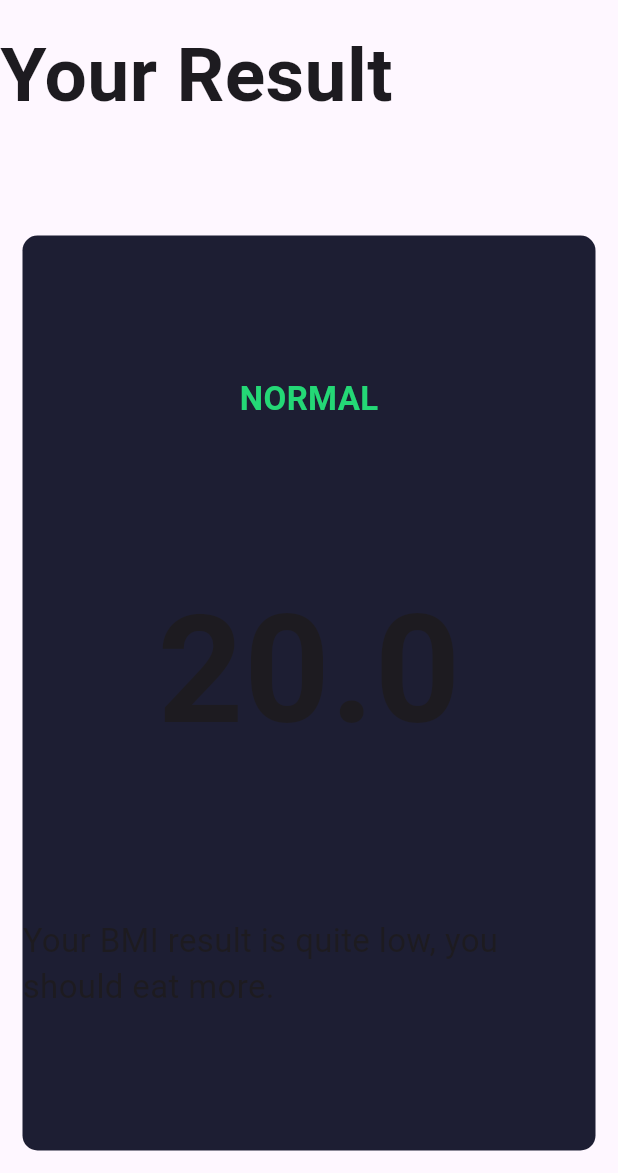
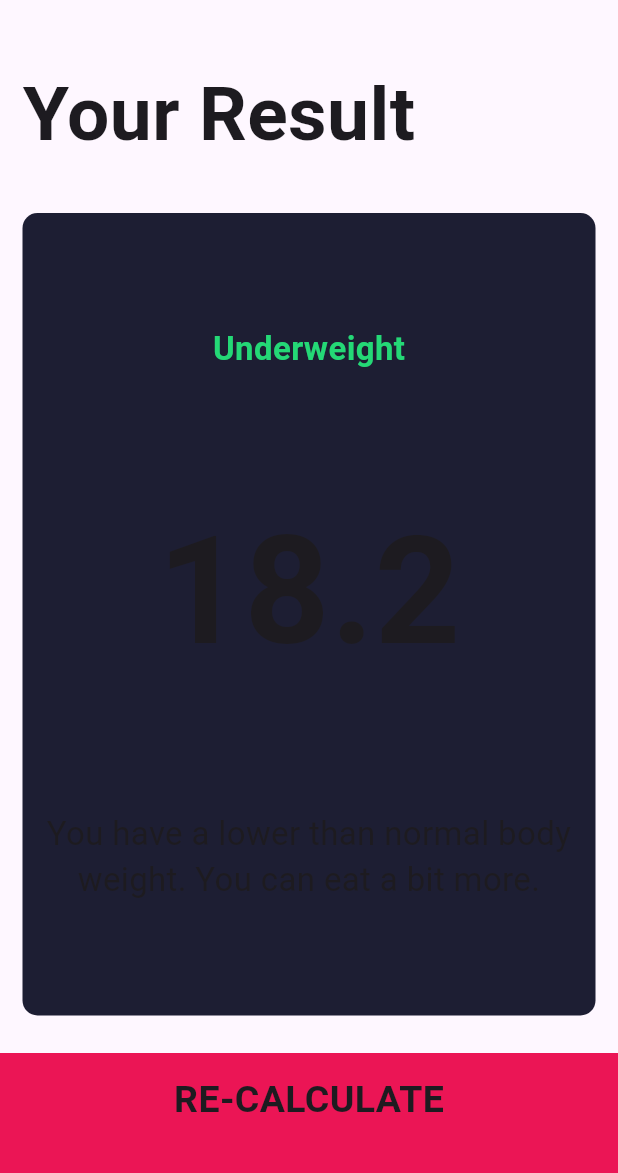
Before and after one commit to ktogre/AndriodStudioProjects, a Flutter app: the InputPage screen opened directly, after a tap on "CALCULATE", on a phone screen of 412 x 824 dp, the part 63-1236 px from its top. Run offline on Flutter 3.47's test engine with Material 3 defaults, Android fonts, the light colour scheme and no system bars; our stand-ins replace font_awesome_flutter, just_audio, rflutter_alert.

Commit message:
file updates

```diff
--- /dev/null
+++ b/Flutter Course/bmi_calculator/lib/calculator_brain.dart
@@ -0,0 +1,34 @@
+import 'dart:math';
+
+class CalculatorBrain {
+  CalculatorBrain({required this.height, required this.weight})
+    : _bmi = weight / pow(height / 100, 2);
+
+  final int height;
+  final int weight;
+  final double _bmi;
+
+  String calculateBMI() {
+    return _bmi.toStringAsFixed(1);
+  }
+
+  String getResult() {
+    if (_bmi > 25) {
+      return 'Overweight';
+    } else if (_bmi > 18.5) {
+      return 'Normal';
+    } else {
+      return 'Underweight';
+    }
+  }
+
+  String getInterpretation() {
+    if (_bmi > 25) {
+      return 'You have a higher than normal body weight. Try to exercise more.';
+    } else if (_bmi > 18.5) {
+      return 'You have a normal body weight. Good job!';
+    } else {
+      return 'You have a lower than normal body weight. You can eat a bit more.';
+    }
+  }
+}
--- /dev/null
+++ b/Flutter Course/bmi_calculator/lib/components/bottom_button.dart
@@ -0,0 +1,28 @@
+import 'package:flutter/material.dart';
+import '../constants.dart';
+
+class BottomButton extends StatelessWidget {
+  const BottomButton({
+    super.key,
+    required this.onTap,
+    required this.buttonTitle,
+  });
+
+  final GestureTapCallback onTap;
+  final String buttonTitle;
+
+  @override
+  Widget build(BuildContext context) {
+    return GestureDetector(
+      onTap: onTap,
+      child: Container(
+        color: kBottomContainerColour,
+        margin: EdgeInsets.only(top: 10.0),
+        padding: EdgeInsets.only(bottom: 18.0),
+        width: double.infinity,
+        height: kBottomContainerHeight,
+        child: Center(child: Text(buttonTitle, style: kLargeButtonTextStyle)),
+      ),
+    );
+  }
+}
--- a/Flutter Course/bmi_calculator/lib/reusable_card_details.dart
+++ b/Flutter Course/bmi_calculator/lib/components/reusable_card_details.dart
@@ -1,5 +1,5 @@
 import 'package:flutter/material.dart';
-import 'constants.dart';
+import '../constants.dart';
 
 class ReusableCardDetails extends StatelessWidget {
   const ReusableCardDetails({
--- /dev/null
+++ b/Flutter Course/bmi_calculator/lib/components/round_icon_button.dart
@@ -0,0 +1,23 @@
+import 'package:flutter/material.dart';
+
+class RoundIconButton extends StatelessWidget {
+  const RoundIconButton({
+    super.key,
+    required this.icon,
+    required this.onPressed,
+  });
+
+  final IconData icon;
+  final VoidCallback onPressed;
+  @override
+  Widget build(BuildContext context) {
+    return RawMaterialButton(
+      onPressed: onPressed,
+      elevation: 0.0,
+      constraints: BoxConstraints.tightFor(width: 56.0, height: 56.0),
+      shape: CircleBorder(),
+      fillColor: Color(0xFF4C4F5E),
+      child: Icon(icon),
+    );
+  }
+}
--- a/Flutter Course/bmi_calculator/lib/main.dart
+++ b/Flutter Course/bmi_calculator/lib/main.dart
@@ -1,5 +1,5 @@
 import 'package:flutter/material.dart';
-import 'input_page.dart';
+import 'screens/input_page.dart';
 
 void main() => runApp(BMICalculator());
 
--- a/Flutter Course/bmi_calculator/lib/input_page.dart
+++ b/Flutter Course/bmi_calculator/lib/screens/input_page.dart
@@ -1,9 +1,12 @@
 import 'package:flutter/material.dart';
 import 'package:font_awesome_flutter/font_awesome_flutter.dart';
-import 'reusable_card.dart';
-import 'reusable_card_details.dart';
-import 'constants.dart';
+import '../components/reusable_card.dart';
+import '../components/reusable_card_details.dart';
+import '../constants.dart';
 import 'results_page.dart';
+import '../components/bottom_button.dart';
+import '../components/round_icon_button.dart';
+import 'package:bmi_calculator/calculator_brain.dart';
 
 enum Gender { male, female }
 
@@ -188,49 +191,27 @@ class _InputPageState extends State<InputPage> {
               ],
             ),
           ),
-          GestureDetector(
+          BottomButton(
+            buttonTitle: 'CALCULATE',
             onTap: () {
+              CalculatorBrain calculate = CalculatorBrain(
+                height: height,
+                weight: weight,
+              );
+
               Navigator.of(context).push(
                 MaterialPageRoute<void>(
-                  builder: (context) => const ResultPage(),
+                  builder: (context) => ResultPage(
+                    bmiResult: calculate.calculateBMI(),
+                    resultText: calculate.getResult(),
+                    interpretation: calculate.getInterpretation(),
+                  ),
                 ),
               );
             },
-            child: Container(
-              color: kBottomContainerColour,
-              margin: EdgeInsets.only(top: 10.0),
-              padding: EdgeInsets.only(bottom: 18.0),
-              width: double.infinity,
-              height: kBottomContainerHeight,
-              child: Center(
-                child: Text('CALCULATE', style: kLargeButtonTextStyle),
-              ),
-            ),
           ),
         ],
       ),
     );
   }
 }
-
-class RoundIconButton extends StatelessWidget {
-  const RoundIconButton({
-    super.key,
-    required this.icon,
-    required this.onPressed,
-  });
-
-  final IconData icon;
-  final VoidCallback onPressed;
-  @override
-  Widget build(BuildContext context) {
-    return RawMaterialButton(
-      onPressed: onPressed,
-      elevation: 0.0,
-      constraints: BoxConstraints.tightFor(width: 56.0, height: 56.0),
-      shape: CircleBorder(),
-      fillColor: Color(0xFF4C4F5E),
-      child: Icon(icon),
-    );
-  }
-}
--- a/Flutter Course/bmi_calculator/lib/results_page.dart
+++ b/Flutter Course/bmi_calculator/lib/screens/results_page.dart
@@ -1,10 +1,19 @@
-import 'package:bmi_calculator/reusable_card.dart';
+import 'package:bmi_calculator/components/reusable_card.dart';
 import 'package:flutter/material.dart';
 import 'package:bmi_calculator/constants.dart';
-import 'reusable_card_details.dart';
+import 'package:bmi_calculator/components/bottom_button.dart';
 
 class ResultPage extends StatelessWidget {
-  const ResultPage({super.key});
+  const ResultPage({
+    super.key,
+    required this.bmiResult,
+    required this.resultText,
+    required this.interpretation,
+  });
+
+  final String bmiResult;
+  final String resultText;
+  final String interpretation;
 
   @override
   Widget build(BuildContext context) {
@@ -15,7 +24,11 @@ class ResultPage extends StatelessWidget {
         crossAxisAlignment: CrossAxisAlignment.stretch,
         children: <Widget>[
           Expanded(
-            child: Text('Your Result', style: kResultsPageTitleTextStyle),
+            child: Container(
+              padding: EdgeInsets.all(15.0),
+              alignment: Alignment.bottomLeft,
+              child: Text('Your Result', style: kResultsPageTitleTextStyle),
+            ),
           ),
           Expanded(
             flex: 5,
@@ -25,15 +38,22 @@ class ResultPage extends StatelessWidget {
                 mainAxisAlignment: MainAxisAlignment.spaceEvenly,
                 crossAxisAlignment: CrossAxisAlignment.center,
                 children: <Widget>[
-                  Text('NORMAL', style: kResultsTextStyle),
-                  Text('20.0', style: kBMITextStyle),
+                  Text(resultText, style: kResultsTextStyle),
+                  Text(bmiResult, style: kBMITextStyle),
                   Text(
-                    'Your BMI result is quite low, you should eat more.',
+                    interpretation,
                     style: kBodyTextStyle,
+                    textAlign: TextAlign.center,
                   ),
                 ],
               ),
             ),
+          ),
+          BottomButton(
+            onTap: () {
+              Navigator.pop(context);
+            },
+            buttonTitle: 'RE-CALCULATE',
           ),
         ],
       ),
```
Also changed, not shown: my-flutter-projects/quizzler_flutter/lib/main.dart (+6 -8 lines), my-flutter-projects/quizzler_flutter/lib/quiz_brain.dart (+31 -25 lines), Flutter Course/bmi_calculator/lib/components/reusable_card.dart (renamed from Flutter Course/bmi_calculator/lib/reusable_card.dart), 1 other file.
